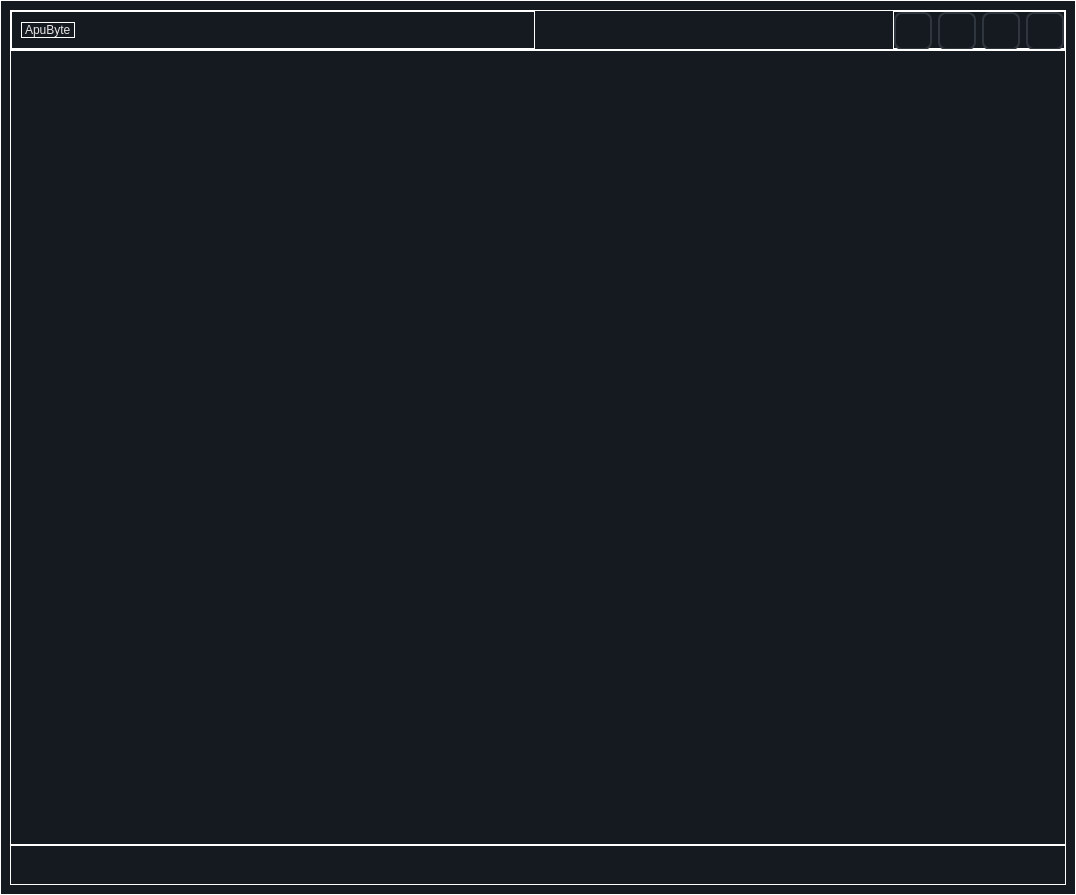
Qt form app/ui/dashboard.ui (Rofernan1205/BenderX) before a commit.
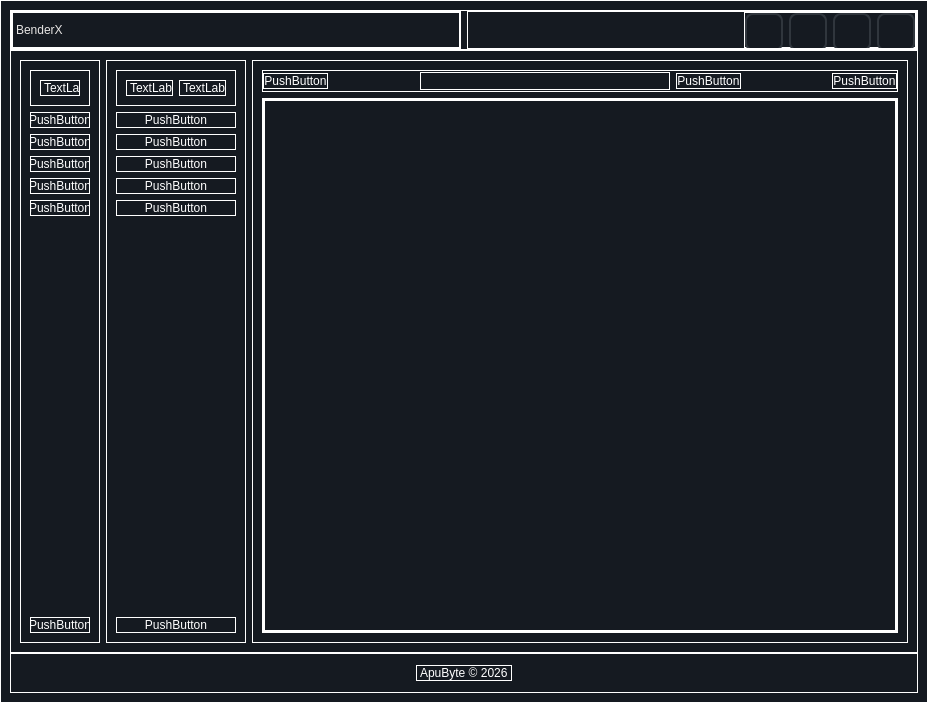
The same form after that commit. Icons and pictures are not drawn.

```diff
--- a/app/ui/dashboard.ui
+++ b/app/ui/dashboard.ui
@@ -6,8 +6,8 @@
    <rect>
     <x>0</x>
     <y>0</y>
-    <width>1076</width>
-    <height>895</height>
+    <width>928</width>
+    <height>703</height>
    </rect>
   </property>
   <property name="windowTitle">
@@ -84,7 +84,7 @@
            <number>0</number>
           </property>
           <item>
-           <widget class="QFrame" name="frame_2">
+           <widget class="QFrame" name="layout_app">
             <property name="frameShape">
              <enum>QFrame::Shape::StyledPanel</enum>
             </property>
@@ -92,27 +92,33 @@
              <enum>QFrame::Shadow::Raised</enum>
             </property>
             <layout class="QGridLayout" name="gridLayout">
+             <property name="leftMargin">
+              <number>0</number>
+             </property>
              <property name="topMargin">
               <number>0</number>
              </property>
+             <property name="rightMargin">
+              <number>0</number>
+             </property>
              <property name="bottomMargin">
               <number>0</number>
              </property>
-             <item row="0" column="0" alignment="Qt::AlignmentFlag::AlignLeft|Qt::AlignmentFlag::AlignVCenter">
-              <widget class="QLabel" name="label">
+             <item row="0" column="0">
+              <widget class="QLabel" name="app_name">
                <property name="styleSheet">
                 <string notr="true">font: 700 20pt &quot;Script MT&quot;;
 color: #E7E5E4;</string>
                </property>
                <property name="text">
-                <string>ApuByte</string>
+                <string>BenderX</string>
                </property>
               </widget>
              </item>
             </layout>
            </widget>
           </item>
-          <item alignment="Qt::AlignmentFlag::AlignRight">
+          <item>
            <widget class="QFrame" name="frame_control">
             <property name="styleSheet">
              <string notr="true">QPushButton {
@@ -138,6 +144,33 @@
              <enum>QFrame::Shadow::Raised</enum>
             </property>
             <layout class="QHBoxLayout" name="horizontalLayout_2">
+             <property name="spacing">
+              <number>0</number>
+             </property>
+             <property name="leftMargin">
+              <number>0</number>
+             </property>
+             <property name="topMargin">
+              <number>0</number>
+             </property>
+             <property name="rightMargin">
+              <number>0</number>
+             </property>
+             <property name="bottomMargin">
+              <number>0</number>
+             </property>
+             <item alignment="Qt::AlignmentFlag::AlignRight">
+              <widget class="QFrame" name="layout_control">
+               <property name="frameShape">
+                <enum>QFrame::Shape::StyledPanel</enum>
+               </property>
+               <property name="frameShadow">
+                <enum>QFrame::Shadow::Raised</enum>
+               </property>
+               <layout class="QHBoxLayout" name="horizontalLayout_3">
+                <property name="spacing">
+                 <number>6</number>
+                </property>
              <property name="leftMargin">
               <number>0</number>
              </property>
@@ -272,18 +305,374 @@
          </layout>
         </widget>
        </item>
-       <item>
-        <widget class="QFrame" name="footer_main">
-         <property name="frameShape">
-          <enum>QFrame::Shape::StyledPanel</enum>
-         </property>
-         <property name="frameShadow">
-          <enum>QFrame::Shadow::Raised</enum>
-         </property>
+         </layout>
         </widget>
        </item>
        <item>
         <widget class="QFrame" name="body_main">
+         <property name="frameShape">
+          <enum>QFrame::Shape::StyledPanel</enum>
+         </property>
+         <property name="frameShadow">
+          <enum>QFrame::Shadow::Raised</enum>
+         </property>
+         <layout class="QHBoxLayout" name="horizontalLayout_5">
+          <item>
+           <widget class="QFrame" name="frame_4">
+            <property name="minimumSize">
+             <size>
+              <width>40</width>
+              <height>0</height>
+             </size>
+            </property>
+            <property name="maximumSize">
+             <size>
+              <width>80</width>
+              <height>16777215</height>
+             </size>
+            </property>
+            <property name="frameShape">
+             <enum>QFrame::Shape::StyledPanel</enum>
+            </property>
+            <property name="frameShadow">
+             <enum>QFrame::Shadow::Raised</enum>
+            </property>
+            <layout class="QVBoxLayout" name="verticalLayout_3">
+             <item>
+              <widget class="QFrame" name="frame_8">
+               <property name="frameShape">
+                <enum>QFrame::Shape::StyledPanel</enum>
+               </property>
+               <property name="frameShadow">
+                <enum>QFrame::Shadow::Raised</enum>
+               </property>
+               <layout class="QHBoxLayout" name="horizontalLayout_6">
+                <item alignment="Qt::AlignmentFlag::AlignHCenter|Qt::AlignmentFlag::AlignVCenter">
+                 <widget class="QLabel" name="label_3">
+                  <property name="text">
+                   <string>TextLabel</string>
+                  </property>
+                 </widget>
+                </item>
+               </layout>
+              </widget>
+             </item>
+             <item>
+              <widget class="QPushButton" name="pushButton">
+               <property name="text">
+                <string>PushButton</string>
+               </property>
+              </widget>
+             </item>
+             <item>
+              <widget class="QPushButton" name="pushButton_2">
+               <property name="text">
+                <string>PushButton</string>
+               </property>
+              </widget>
+             </item>
+             <item>
+              <widget class="QPushButton" name="pushButton_3">
+               <property name="text">
+                <string>PushButton</string>
+               </property>
+              </widget>
+             </item>
+             <item>
+              <widget class="QPushButton" name="pushButton_4">
+               <property name="text">
+                <string>PushButton</string>
+               </property>
+              </widget>
+             </item>
+             <item>
+              <widget class="QPushButton" name="pushButton_5">
+               <property name="text">
+                <string>PushButton</string>
+               </property>
+              </widget>
+             </item>
+             <item>
+              <spacer name="verticalSpacer">
+               <property name="orientation">
+                <enum>Qt::Orientation::Vertical</enum>
+               </property>
+               <property name="sizeHint" stdset="0">
+                <size>
+                 <width>18</width>
+                 <height>372</height>
+                </size>
+               </property>
+              </spacer>
+             </item>
+             <item>
+              <widget class="QPushButton" name="pushButton_6">
+               <property name="text">
+                <string>PushButton</string>
+               </property>
+              </widget>
+             </item>
+            </layout>
+           </widget>
+          </item>
+          <item>
+           <widget class="QFrame" name="frame_5">
+            <property name="minimumSize">
+             <size>
+              <width>70</width>
+              <height>0</height>
+             </size>
+            </property>
+            <property name="maximumSize">
+             <size>
+              <width>140</width>
+              <height>16777215</height>
+             </size>
+            </property>
+            <property name="frameShape">
+             <enum>QFrame::Shape::StyledPanel</enum>
+            </property>
+            <property name="frameShadow">
+             <enum>QFrame::Shadow::Raised</enum>
+            </property>
+            <layout class="QVBoxLayout" name="verticalLayout_4">
+             <item>
+              <widget class="QFrame" name="frame_7">
+               <property name="frameShape">
+                <enum>QFrame::Shape::StyledPanel</enum>
+               </property>
+               <property name="frameShadow">
+                <enum>QFrame::Shadow::Raised</enum>
+               </property>
+               <layout class="QHBoxLayout" name="horizontalLayout_7">
+                <item>
+                 <widget class="QLabel" name="label_4">
+                  <property name="text">
+                   <string>TextLabel</string>
+                  </property>
+                 </widget>
+                </item>
+                <item>
+                 <widget class="QLabel" name="label_5">
+                  <property name="text">
+                   <string>TextLabel</string>
+                  </property>
+                 </widget>
+                </item>
+               </layout>
+              </widget>
+             </item>
+             <item>
+              <widget class="QPushButton" name="pushButton_7">
+               <property name="text">
+                <string>PushButton</string>
+               </property>
+              </widget>
+             </item>
+             <item>
+              <widget class="QPushButton" name="pushButton_8">
+               <property name="text">
+                <string>PushButton</string>
+               </property>
+              </widget>
+             </item>
+             <item>
+              <widget class="QPushButton" name="pushButton_9">
+               <property name="text">
+                <string>PushButton</string>
+               </property>
+              </widget>
+             </item>
+             <item>
+              <widget class="QPushButton" name="pushButton_10">
+               <property name="text">
+                <string>PushButton</string>
+               </property>
+              </widget>
+             </item>
+             <item>
+              <widget class="QPushButton" name="pushButton_11">
+               <property name="text">
+                <string>PushButton</string>
+               </property>
+              </widget>
+             </item>
+             <item>
+              <spacer name="verticalSpacer_2">
+               <property name="orientation">
+                <enum>Qt::Orientation::Vertical</enum>
+               </property>
+               <property name="sizeHint" stdset="0">
+                <size>
+                 <width>28</width>
+                 <height>372</height>
+                </size>
+               </property>
+              </spacer>
+             </item>
+             <item>
+              <widget class="QPushButton" name="pushButton_12">
+               <property name="text">
+                <string>PushButton</string>
+               </property>
+              </widget>
+             </item>
+            </layout>
+           </widget>
+          </item>
+          <item>
+           <widget class="QFrame" name="frame_6">
+            <property name="frameShape">
+             <enum>QFrame::Shape::StyledPanel</enum>
+            </property>
+            <property name="frameShadow">
+             <enum>QFrame::Shadow::Raised</enum>
+            </property>
+            <layout class="QVBoxLayout" name="verticalLayout_5">
+             <item>
+              <widget class="QFrame" name="frame_2">
+               <property name="maximumSize">
+                <size>
+                 <width>16777215</width>
+                 <height>60</height>
+                </size>
+               </property>
+               <property name="frameShape">
+                <enum>QFrame::Shape::StyledPanel</enum>
+               </property>
+               <property name="frameShadow">
+                <enum>QFrame::Shadow::Raised</enum>
+               </property>
+               <layout class="QHBoxLayout" name="horizontalLayout_9">
+                <property name="spacing">
+                 <number>0</number>
+                </property>
+                <property name="leftMargin">
+                 <number>0</number>
+                </property>
+                <property name="topMargin">
+                 <number>0</number>
+                </property>
+                <property name="rightMargin">
+                 <number>0</number>
+                </property>
+                <property name="bottomMargin">
+                 <number>0</number>
+                </property>
+                <item>
+                 <widget class="QPushButton" name="pushButton_13">
+                  <property name="text">
+                   <string>PushButton</string>
+                  </property>
+                 </widget>
+                </item>
+                <item>
+                 <spacer name="horizontalSpacer">
+                  <property name="orientation">
+                   <enum>Qt::Orientation::Horizontal</enum>
+                  </property>
+                  <property name="sizeHint" stdset="0">
+                   <size>
+                    <width>89</width>
+                    <height>20</height>
+                   </size>
+                  </property>
+                 </spacer>
+                </item>
+                <item>
+                 <layout class="QHBoxLayout" name="horizontalLayout_8">
+                  <property name="spacing">
+                   <number>6</number>
+                  </property>
+                  <item>
+                   <widget class="QLineEdit" name="lineEdit">
+                    <property name="minimumSize">
+                     <size>
+                      <width>250</width>
+                      <height>0</height>
+                     </size>
+                    </property>
+                    <property name="maximumSize">
+                     <size>
+                      <width>500</width>
+                      <height>16777215</height>
+                     </size>
+                    </property>
+                   </widget>
+                  </item>
+                  <item>
+                   <widget class="QPushButton" name="pushButton_14">
+                    <property name="text">
+                     <string>PushButton</string>
+                    </property>
+                   </widget>
+                  </item>
+                 </layout>
+                </item>
+                <item>
+                 <spacer name="horizontalSpacer_2">
+                  <property name="orientation">
+                   <enum>Qt::Orientation::Horizontal</enum>
+                  </property>
+                  <property name="sizeHint" stdset="0">
+                   <size>
+                    <width>89</width>
+                    <height>20</height>
+                   </size>
+                  </property>
+                 </spacer>
+                </item>
+                <item>
+                 <widget class="QPushButton" name="pushButton_15">
+                  <property name="text">
+                   <string>PushButton</string>
+                  </property>
+                 </widget>
+                </item>
+               </layout>
+              </widget>
+             </item>
+             <item>
+              <widget class="QFrame" name="frame_3">
+               <property name="frameShape">
+                <enum>QFrame::Shape::StyledPanel</enum>
+               </property>
+               <property name="frameShadow">
+                <enum>QFrame::Shadow::Raised</enum>
+               </property>
+               <layout class="QHBoxLayout" name="horizontalLayout_10">
+                <property name="spacing">
+                 <number>0</number>
+                </property>
+                <property name="leftMargin">
+                 <number>0</number>
+                </property>
+                <property name="topMargin">
+                 <number>0</number>
+                </property>
+                <property name="rightMargin">
+                 <number>0</number>
+                </property>
+                <property name="bottomMargin">
+                 <number>0</number>
+                </property>
+                <item>
+                 <widget class="QStackedWidget" name="stackedWidget">
+                  <widget class="QWidget" name="page_3"/>
+                  <widget class="QWidget" name="page_4"/>
+                 </widget>
+                </item>
+               </layout>
+              </widget>
+             </item>
+            </layout>
+           </widget>
+          </item>
+         </layout>
+        </widget>
+       </item>
+       <item>
+        <widget class="QFrame" name="footer_main">
          <property name="minimumSize">
           <size>
            <width>0</width>
@@ -302,6 +691,18 @@
          <property name="frameShadow">
           <enum>QFrame::Shadow::Raised</enum>
          </property>
+         <layout class="QHBoxLayout" name="horizontalLayout_4">
+          <item alignment="Qt::AlignmentFlag::AlignHCenter|Qt::AlignmentFlag::AlignVCenter">
+           <widget class="QLabel" name="company_name">
+            <property name="styleSheet">
+             <string notr="true">font: 700 10pt &quot;Segoe UI&quot;;</string>
+            </property>
+            <property name="text">
+             <string>ApuByte © 2026</string>
+            </property>
+           </widget>
+          </item>
+         </layout>
         </widget>
        </item>
       </layout>
```
Lines whose indentation alone changed are shown as unchanged.
